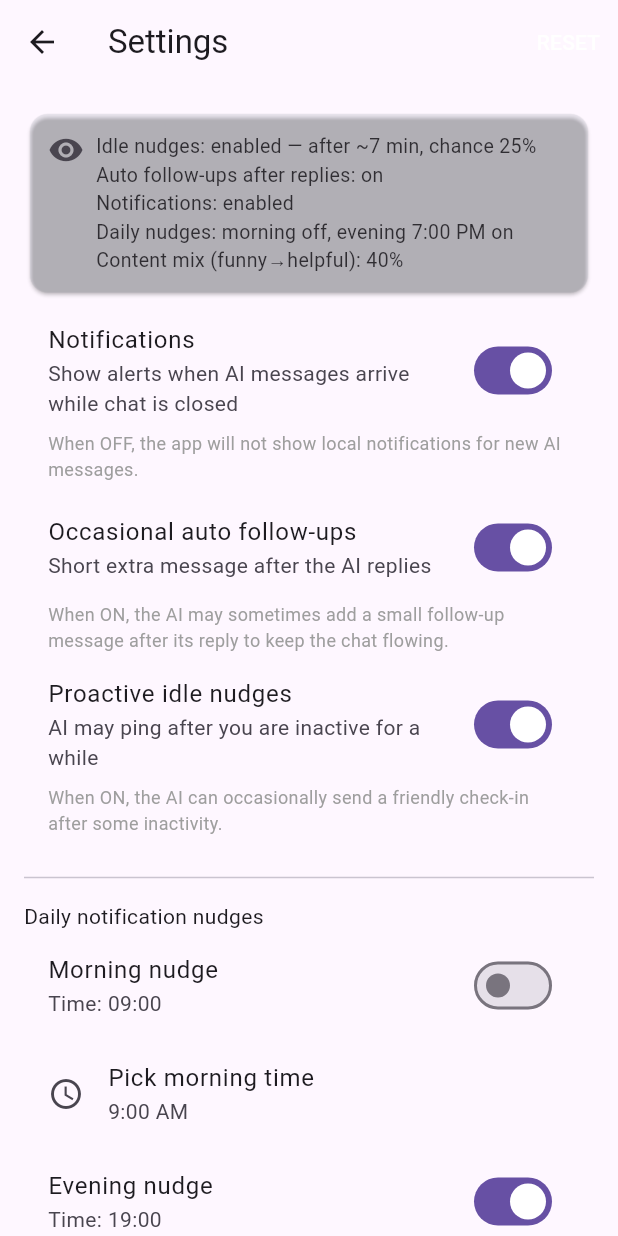
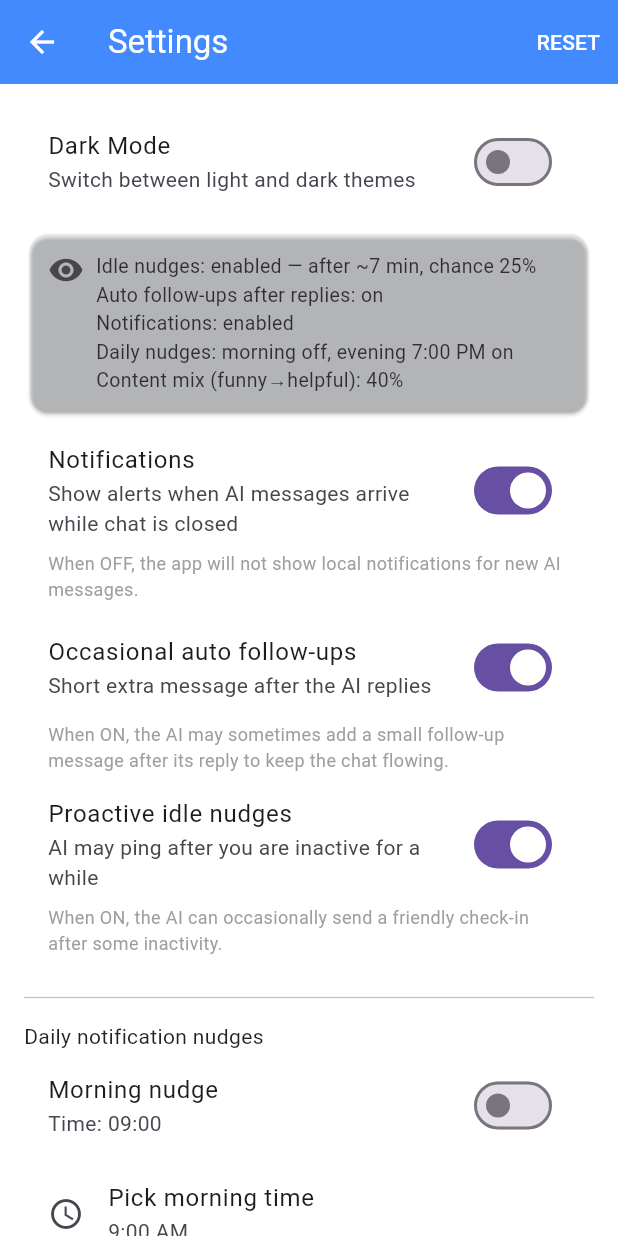
Before and after one commit to Subrata0Ghosh/chativio, a Flutter app: the SettingsScreen screen opened directly, on a phone screen of 412 x 824 dp. Run offline on Flutter 3.47's test engine with Material 3 defaults, Android fonts, the phone set to English and light mode, and no system bars; our stand-ins replace flutter_local_notifications, flutter_tts, geolocator, hive_flutter, image_picker, share_plus and 3 more; accounts and stored records are empty.

Commit message:
feat: add dark/light theme toggle
- Created ThemeProvider with ChangeNotifier for dynamic themes
- Added light and dark ThemeData with proper colors
- Integrated in main.dart with Provider
- Added toggle in Settings screen
- Persists theme choice in SharedPreferences

```diff
--- /dev/null
+++ b/lib/providers/theme_provider.dart
@@ -0,0 +1,57 @@
+import 'package:flutter/material.dart';
+import 'package:shared_preferences/shared_preferences.dart';
+
+class ThemeProvider extends ChangeNotifier {
+  bool _isDarkMode = false;
+
+  bool get isDarkMode => _isDarkMode;
+
+  ThemeData get theme => _isDarkMode ? _darkTheme : _lightTheme;
+
+  static final _lightTheme = ThemeData(
+    brightness: Brightness.light,
+    primaryColor: Colors.blueAccent,
+    scaffoldBackgroundColor: Colors.white,
+    appBarTheme: const AppBarTheme(
+      backgroundColor: Colors.blueAccent,
+      foregroundColor: Colors.white,
+    ),
+    cardColor: Colors.white,
+    textTheme: const TextTheme(
+      bodyLarge: TextStyle(color: Colors.black87),
+      bodyMedium: TextStyle(color: Colors.black87),
+    ),
+  );
+
+  static final _darkTheme = ThemeData(
+    brightness: Brightness.dark,
+    primaryColor: Colors.blueAccent,
+    scaffoldBackgroundColor: Colors.grey[900],
+    appBarTheme: AppBarTheme(
+      backgroundColor: Colors.grey[850],
+      foregroundColor: Colors.white,
+    ),
+    cardColor: Colors.grey[800],
+    textTheme: const TextTheme(
+      bodyLarge: TextStyle(color: Colors.white),
+      bodyMedium: TextStyle(color: Colors.white70),
+    ),
+  );
+
+  ThemeProvider() {
+    _loadTheme();
+  }
+
+  Future<void> _loadTheme() async {
+    final prefs = await SharedPreferences.getInstance();
+    _isDarkMode = prefs.getBool('isDarkMode') ?? false;
+    notifyListeners();
+  }
+
+  Future<void> toggleTheme() async {
+    _isDarkMode = !_isDarkMode;
+    final prefs = await SharedPreferences.getInstance();
+    await prefs.setBool('isDarkMode', _isDarkMode);
+    notifyListeners();
+  }
+}
--- a/lib/screens/settings_screen.dart
+++ b/lib/screens/settings_screen.dart
@@ -1,5 +1,7 @@
 import 'package:flutter/material.dart';
 import 'package:hive_flutter/hive_flutter.dart';
+import 'package:provider/provider.dart';
+import 'package:myapp/providers/theme_provider.dart';
 
 class SettingsScreen extends StatefulWidget {
   const SettingsScreen({super.key});
@@ -109,6 +111,13 @@ class _SettingsScreenState extends State<SettingsScreen> {
       body: ListView(
         padding: const EdgeInsets.all(16),
         children: [
+          SwitchListTile(
+            title: const Text('Dark Mode'),
+            subtitle: const Text('Switch between light and dark themes'),
+            value: context.watch<ThemeProvider>().isDarkMode,
+            onChanged: (v) => context.read<ThemeProvider>().toggleTheme(),
+          ),
+          const SizedBox(height: 8),
           Card(
             color: Colors.blueGrey.withValues(alpha:0.08),
             child: Padding(
--- a/pubspec.yaml
+++ b/pubspec.yaml
@@ -48,6 +48,7 @@ dependencies:
   geolocator: ^13.0.1
   flutter_tts: ^4.0.2
   image_picker: ^1.1.2
+  provider: ^6.1.2
 
 dev_dependencies:
   flutter_test:
```
Also changed, not shown: lib/main.dart (+13 -19 lines), pubspec.lock.
